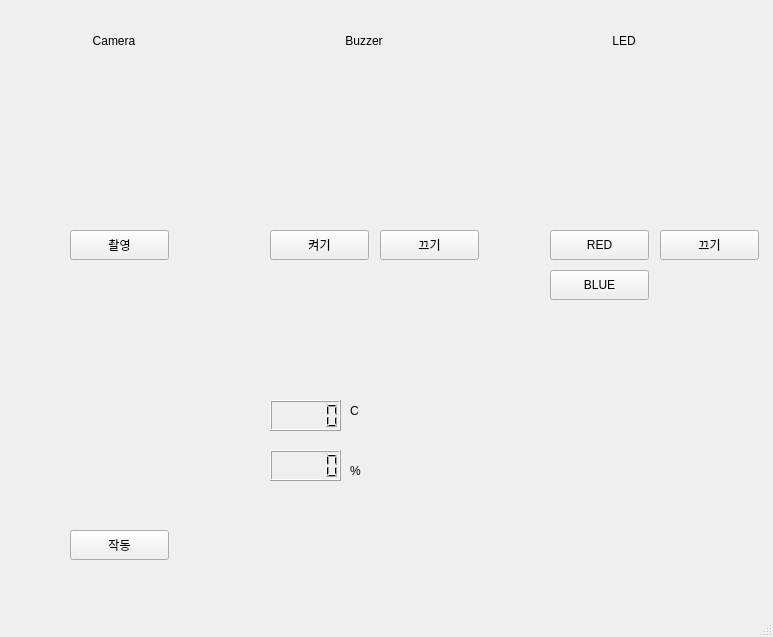
Above: Project_raspi/mainWindow.ui from JEONGWOO0705/basic_raspi_2024 before the change. Below: the same form after it.
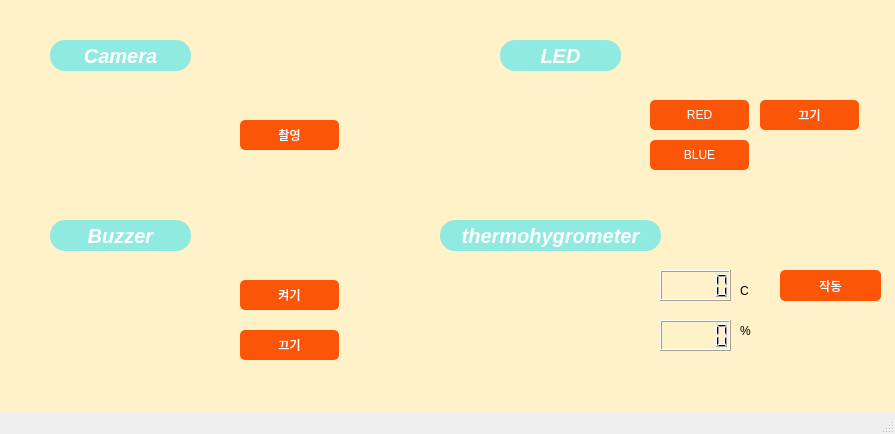
That is the form after the change. Icons and pictures are not drawn.

Diff of the .ui file:
```diff
--- a/Project_raspi/mainWindow.ui
+++ b/Project_raspi/mainWindow.ui
@@ -6,8 +6,8 @@
    <rect>
     <x>0</x>
     <y>0</y>
-    <width>773</width>
-    <height>637</height>
+    <width>895</width>
+    <height>434</height>
    </rect>
   </property>
   <property name="windowTitle">
@@ -17,12 +17,24 @@
    <widget class="QPushButton" name="CameraButton">
     <property name="geometry">
      <rect>
-      <x>70</x>
-      <y>230</y>
+      <x>240</x>
+      <y>120</y>
       <width>99</width>
       <height>30</height>
      </rect>
     </property>
+    <property name="font">
+     <font>
+      <family>Agency FB</family>
+      <weight>50</weight>
+      <bold>false</bold>
+     </font>
+    </property>
+    <property name="styleSheet">
+     <string notr="true">color: white;
+background-color: rgb(251, 86, 7);
+border-radius: 5px;</string>
+    </property>
     <property name="text">
      <string>촬영</string>
     </property>
@@ -30,12 +42,17 @@
    <widget class="QPushButton" name="Led_RED">
     <property name="geometry">
      <rect>
-      <x>550</x>
-      <y>230</y>
+      <x>650</x>
+      <y>100</y>
       <width>99</width>
       <height>30</height>
      </rect>
     </property>
+    <property name="styleSheet">
+     <string notr="true">color: white;
+background-color: rgb(251, 86, 7);
+border-radius: 5px;</string>
+    </property>
     <property name="text">
      <string>RED</string>
     </property>
@@ -43,12 +60,17 @@
    <widget class="QPushButton" name="Led_Off">
     <property name="geometry">
      <rect>
-      <x>660</x>
-      <y>230</y>
+      <x>760</x>
+      <y>100</y>
       <width>99</width>
       <height>30</height>
      </rect>
     </property>
+    <property name="styleSheet">
+     <string notr="true">color: white;
+background-color: rgb(251, 86, 7);
+border-radius: 5px;</string>
+    </property>
     <property name="text">
      <string>끄기</string>
     </property>
@@ -56,12 +78,17 @@
    <widget class="QPushButton" name="Buzzer_Off">
     <property name="geometry">
      <rect>
-      <x>380</x>
-      <y>230</y>
+      <x>240</x>
+      <y>330</y>
       <width>99</width>
       <height>30</height>
      </rect>
     </property>
+    <property name="styleSheet">
+     <string notr="true">color: white;
+background-color: rgb(251, 86, 7);
+border-radius: 5px;</string>
+    </property>
     <property name="text">
      <string>끄기</string>
     </property>
@@ -69,12 +96,17 @@
    <widget class="QPushButton" name="Buzzer_On">
     <property name="geometry">
      <rect>
-      <x>270</x>
-      <y>230</y>
+      <x>240</x>
+      <y>280</y>
       <width>99</width>
       <height>30</height>
      </rect>
     </property>
+    <property name="styleSheet">
+     <string notr="true">color: white;
+background-color: rgb(251, 86, 7);
+border-radius: 5px;</string>
+    </property>
     <property name="text">
      <string>켜기</string>
     </property>
@@ -82,12 +114,19 @@
    <widget class="QLabel" name="label">
     <property name="geometry">
      <rect>
-      <x>80</x>
-      <y>30</y>
-      <width>68</width>
-      <height>22</height>
+      <x>50</x>
+      <y>40</y>
+      <width>141</width>
+      <height>31</height>
      </rect>
     </property>
+    <property name="styleSheet">
+     <string notr="true">border-radius: 15px; 
+padding: 2px;
+background-color: rgba(0, 222, 255, 110);
+font: bold italic 20px;
+color:white;</string>
+    </property>
     <property name="text">
      <string>Camera</string>
     </property>
@@ -98,12 +137,19 @@
    <widget class="QLabel" name="label_2">
     <property name="geometry">
      <rect>
-      <x>590</x>
-      <y>30</y>
-      <width>68</width>
-      <height>22</height>
+      <x>500</x>
+      <y>40</y>
+      <width>121</width>
+      <height>31</height>
      </rect>
     </property>
+    <property name="styleSheet">
+     <string notr="true">border-radius: 15px; 
+padding: 2px;
+background-color: rgba(0, 222, 255, 110);
+font: bold italic 20px;
+color:white;</string>
+    </property>
     <property name="frameShape">
      <enum>QFrame::NoFrame</enum>
     </property>
@@ -117,12 +163,19 @@
    <widget class="QLabel" name="label_3">
     <property name="geometry">
      <rect>
-      <x>330</x>
-      <y>30</y>
-      <width>68</width>
-      <height>22</height>
+      <x>50</x>
+      <y>220</y>
+      <width>141</width>
+      <height>31</height>
      </rect>
     </property>
+    <property name="styleSheet">
+     <string notr="true">border-radius: 15px; 
+padding: 2px;
+background-color: rgba(0, 222, 255, 110);
+font: bold italic 20px;
+color:white;</string>
+    </property>
     <property name="text">
      <string>Buzzer</string>
     </property>
@@ -190,7 +243,7 @@
    <widget class="QLabel" name="label_8">
     <property name="geometry">
      <rect>
-      <x>570</x>
+      <x>490</x>
       <y>90</y>
       <width>141</width>
       <height>81</height>
@@ -209,10 +262,10 @@
    <widget class="QLabel" name="label_9">
     <property name="geometry">
      <rect>
-      <x>300</x>
-      <y>100</y>
-      <width>141</width>
-      <height>71</height>
+      <x>60</x>
+      <y>260</y>
+      <width>131</width>
+      <height>121</height>
      </rect>
     </property>
     <property name="text">
@@ -228,12 +281,17 @@
    <widget class="QPushButton" name="Led_BLUE">
     <property name="geometry">
      <rect>
-      <x>550</x>
-      <y>270</y>
+      <x>650</x>
+      <y>140</y>
       <width>99</width>
       <height>30</height>
      </rect>
     </property>
+    <property name="styleSheet">
+     <string notr="true">color: white;
+background-color: rgb(251, 86, 7);
+border-radius: 5px;</string>
+    </property>
     <property name="text">
      <string>BLUE</string>
     </property>
@@ -241,8 +299,8 @@
    <widget class="QLabel" name="label_6">
     <property name="geometry">
      <rect>
-      <x>60</x>
-      <y>350</y>
+      <x>460</x>
+      <y>230</y>
       <width>171</width>
       <height>191</height>
      </rect>
@@ -260,12 +318,17 @@
    <widget class="QPushButton" name="BtnTemper">
     <property name="geometry">
      <rect>
-      <x>70</x>
-      <y>530</y>
-      <width>99</width>
-      <height>30</height>
+      <x>780</x>
+      <y>270</y>
+      <width>101</width>
+      <height>31</height>
      </rect>
     </property>
+    <property name="styleSheet">
+     <string notr="true">color: white;
+background-color: rgb(251, 86, 7);
+border-radius: 5px;</string>
+    </property>
     <property name="text">
      <string>작동</string>
     </property>
@@ -273,8 +336,8 @@
    <widget class="QLCDNumber" name="LN_T">
     <property name="geometry">
      <rect>
-      <x>270</x>
-      <y>400</y>
+      <x>660</x>
+      <y>270</y>
       <width>71</width>
       <height>31</height>
      </rect>
@@ -283,8 +346,8 @@
    <widget class="QLCDNumber" name="LN_H">
     <property name="geometry">
      <rect>
-      <x>270</x>
-      <y>450</y>
+      <x>660</x>
+      <y>320</y>
       <width>71</width>
       <height>31</height>
      </rect>
@@ -293,8 +356,8 @@
    <widget class="QLabel" name="label_10">
     <property name="geometry">
      <rect>
-      <x>350</x>
-      <y>400</y>
+      <x>740</x>
+      <y>280</y>
       <width>68</width>
       <height>22</height>
      </rect>
@@ -306,8 +369,8 @@
    <widget class="QLabel" name="label_11">
     <property name="geometry">
      <rect>
-      <x>350</x>
-      <y>460</y>
+      <x>740</x>
+      <y>320</y>
       <width>68</width>
       <height>22</height>
      </rect>
@@ -316,6 +379,67 @@
      <string>%</string>
     </property>
    </widget>
+   <widget class="QLabel" name="label_12">
+    <property name="geometry">
+     <rect>
+      <x>0</x>
+      <y>0</y>
+      <width>911</width>
+      <height>461</height>
+     </rect>
+    </property>
+    <property name="styleSheet">
+     <string notr="true">background-color:rgb(255,242,200);</string>
+    </property>
+    <property name="text">
+     <string/>
+    </property>
+   </widget>
+   <widget class="QLabel" name="label_13">
+    <property name="geometry">
+     <rect>
+      <x>440</x>
+      <y>220</y>
+      <width>221</width>
+      <height>31</height>
+     </rect>
+    </property>
+    <property name="styleSheet">
+     <string notr="true">border-radius: 15px; 
+padding: 2px;
+background-color: rgba(0, 222, 255, 110);
+font: bold italic 20px;
+color:white;</string>
+    </property>
+    <property name="text">
+     <string>thermohygrometer</string>
+    </property>
+    <property name="alignment">
+     <set>Qt::AlignCenter</set>
+    </property>
+   </widget>
+   <zorder>label_12</zorder>
+   <zorder>CameraButton</zorder>
+   <zorder>Led_RED</zorder>
+   <zorder>Led_Off</zorder>
+   <zorder>Buzzer_Off</zorder>
+   <zorder>Buzzer_On</zorder>
+   <zorder>label</zorder>
+   <zorder>label_2</zorder>
+   <zorder>label_3</zorder>
+   <zorder>label_4</zorder>
+   <zorder>label_5</zorder>
+   <zorder>label_7</zorder>
+   <zorder>label_8</zorder>
+   <zorder>label_9</zorder>
+   <zorder>Led_BLUE</zorder>
+   <zorder>label_6</zorder>
+   <zorder>BtnTemper</zorder>
+   <zorder>LN_T</zorder>
+   <zorder>LN_H</zorder>
+   <zorder>label_10</zorder>
+   <zorder>label_11</zorder>
+   <zorder>label_13</zorder>
   </widget>
   <widget class="QStatusBar" name="statusbar"/>
  </widget>
```
